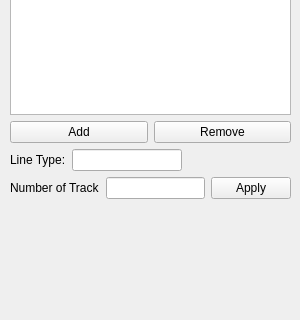
The window that forms/platformpropertywidget.ui (JuPedSim/jpseditor) describes before a commit, drawn with Qt 5; both pictures show x 0 to 300 and y 114 to 434 of the 300 by 600 pixel window.
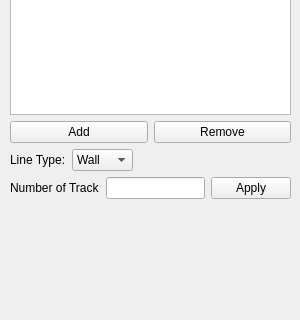
The same window after the commit.

Diff of the .ui file:
```diff
--- a/forms/platformpropertywidget.ui
+++ b/forms/platformpropertywidget.ui
@@ -73,7 +73,18 @@
        </widget>
       </item>
       <item>
-       <widget class="QLineEdit" name="lineEdit_lineType"/>
+       <widget class="QComboBox" name="comboBox_lineType">
+        <item>
+         <property name="text">
+          <string>Wall</string>
+         </property>
+        </item>
+        <item>
+         <property name="text">
+          <string>Track</string>
+         </property>
+        </item>
+       </widget>
       </item>
       <item>
        <spacer name="horizontalSpacer">
```
